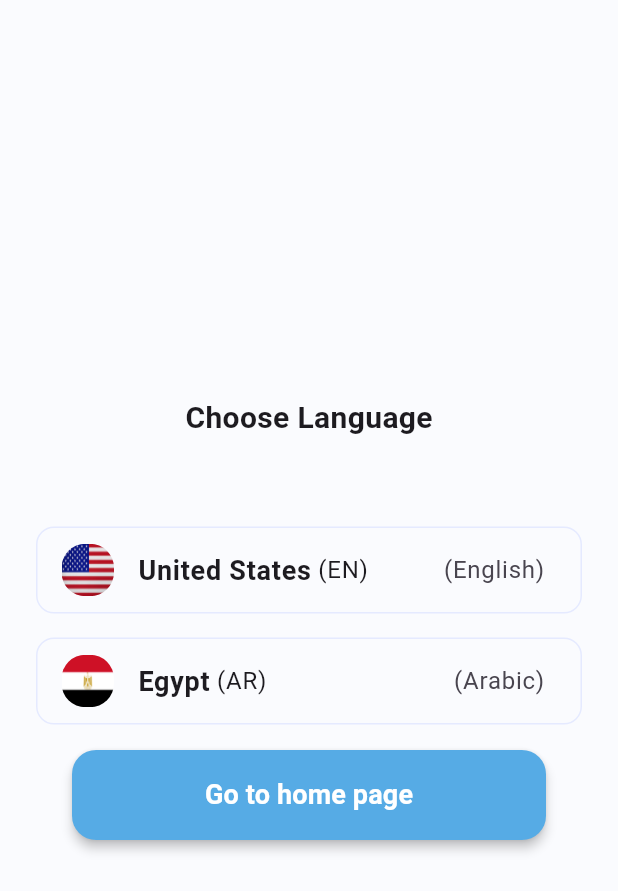
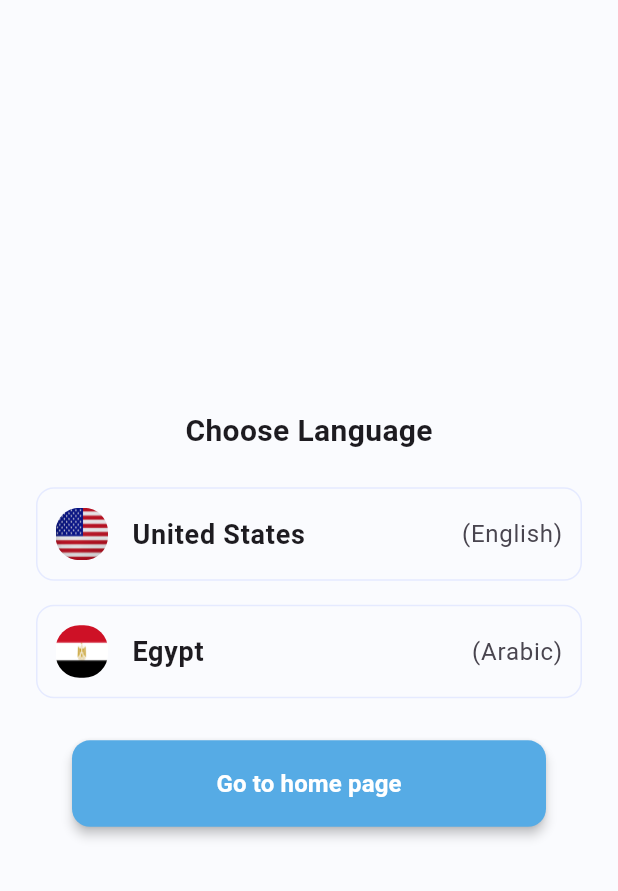
Before and after one commit to abdelrahman-elbattawy/ecommerce_app_flutter, a Flutter app: the screen it shows after launch, on a phone screen of 412 x 824 dp. Shown: the top 891 px of the screen. Run offline on Flutter 3.47's test engine with Material 3 defaults, Android fonts, the phone set to English and light mode, and no system bars; our stand-ins replace dartz, firebase_core, flutter_otp_text_field, get, shared_preferences; accounts and stored records are empty.

Commit message:
improved language view

```diff
--- a/lib/core/constants/app_text_style.dart
+++ b/lib/core/constants/app_text_style.dart
@@ -1,8 +1,8 @@
 import 'package:flutter/material.dart';
 
 final class AppTextStyle {
-  static const textStyle20 = TextStyle(
-    fontSize: 20,
+  static const textStyle16 = TextStyle(
+    fontSize: 16,
     fontWeight: FontWeight.bold,
   );
 
@@ -11,8 +11,8 @@ final class AppTextStyle {
     fontWeight: FontWeight.bold,
   );
 
-  static const textStyle16 = TextStyle(
-    fontSize: 16,
+  static const textStyle20 = TextStyle(
+    fontSize: 20,
     fontWeight: FontWeight.bold,
   );
 
--- a/lib/core/shared/widgets/custom_button.dart
+++ b/lib/core/shared/widgets/custom_button.dart
@@ -22,13 +22,13 @@ class CustomButton extends StatelessWidget {
     return Padding(
       padding: EdgeInsets.symmetric(horizontal: horizontalPadding),
       child: SizedBox(
-        height: 60,
+        height: MediaQuery.of(context).size.width * .14,
         width: double.infinity,
         child: ElevatedButton(
           style: ElevatedButton.styleFrom(
             elevation: 3,
             shape: RoundedRectangleBorder(
-              borderRadius: BorderRadius.circular(16),
+              borderRadius: BorderRadius.circular(12),
             ),
             backgroundColor: AppColors.primaryColor,
             foregroundColor: Colors.white,
@@ -37,7 +37,7 @@ class CustomButton extends StatelessWidget {
           child: !isLoading
               ? Text(
                   title,
-                  style: AppTextStyle.textStyle18.copyWith(
+                  style: AppTextStyle.textStyle16.copyWith(
                     fontWeight: FontWeight.w600,
                   ),
                 )
--- a/lib/features/language/views/widgets/language_list_tile.dart
+++ b/lib/features/language/views/widgets/language_list_tile.dart
@@ -21,6 +21,11 @@ class LanguageListTile extends StatelessWidget {
   @override
   Widget build(BuildContext context) {
     return ListTile(
+      dense: true,
+      contentPadding: EdgeInsets.symmetric(
+        vertical: MediaQuery.of(context).size.width * .015,
+        horizontal: 12,
+      ),
       shape: RoundedRectangleBorder(
         side: BorderSide(
           color: isSelected == true
@@ -37,12 +42,12 @@ class LanguageListTile extends StatelessWidget {
             style:
                 AppTextStyle.textStyle18.copyWith(fontWeight: FontWeight.w600),
           ),
-          Text(
-            ' ($abbreviation)',
-            style: AppTextStyle.textStyle16.copyWith(
-              fontWeight: FontWeight.normal,
-            ),
-          ),
+          // Text(
+          //   ' ($abbreviation)',
+          //   style: AppTextStyle.textStyle16.copyWith(
+          //     fontWeight: FontWeight.normal,
+          //   ),
+          // ),
         ],
       ),
       trailing: Text(
--- a/lib/features/language/views/widgets/language_view_body.dart
+++ b/lib/features/language/views/widgets/language_view_body.dart
@@ -6,7 +6,9 @@ import 'package:ecommerce_app/core/shared/datasources/static_data.dart';
 import 'package:ecommerce_app/core/shared/widgets/custom_button.dart';
 import 'package:ecommerce_app/features/language/controller/language_controller.dart';
 import 'package:ecommerce_app/features/language/views/widgets/language_list_tile.dart';
+import 'package:flutter/cupertino.dart';
 import 'package:flutter/material.dart';
+import 'package:flutter/widgets.dart';
 import 'package:get/get.dart';
 
 class LanguageViewBody extends GetView<LanguageControllerImpl> {
@@ -19,20 +21,18 @@ class LanguageViewBody extends GetView<LanguageControllerImpl> {
       child: Column(
         mainAxisAlignment: MainAxisAlignment.center,
         children: [
-          const Spacer(flex: 2),
           Text(
             AppTranslationsKeys.languageTitle.tr,
             style: AppTextStyle.textStyle20,
           ),
-          const SizedBox(height: 50),
-          Expanded(
-            child: ListView.builder(
+          const SizedBox(height: 15),
+          ListView.builder(
+            shrinkWrap: true,
             padding: EdgeInsets.zero,
             itemCount: languageList.length,
             itemBuilder: (context, index) => Padding(
               padding: const EdgeInsets.symmetric(vertical: 8),
-                child:
-                    GetBuilder<LanguageControllerImpl>(builder: (controller) {
+              child: GetBuilder<LanguageControllerImpl>(builder: (controller) {
                 return GestureDetector(
                   onTap: () {
                     controller.setCurrentIndex(index);
@@ -51,14 +51,12 @@ class LanguageViewBody extends GetView<LanguageControllerImpl> {
               }),
             ),
           ),
-          ),
-          const SizedBox(height: 25),
+          const SizedBox(height: 20),
           CustomButton(
             title: AppTranslationsKeys.languageButtonText.tr,
             horizontalPadding: 24,
             onPressed: () => Get.toNamed(AppRoutes.onBoarding),
           ),
-          const Spacer(flex: 2),
         ],
       ),
     );
```
Lines whose indentation alone changed are shown as unchanged.
